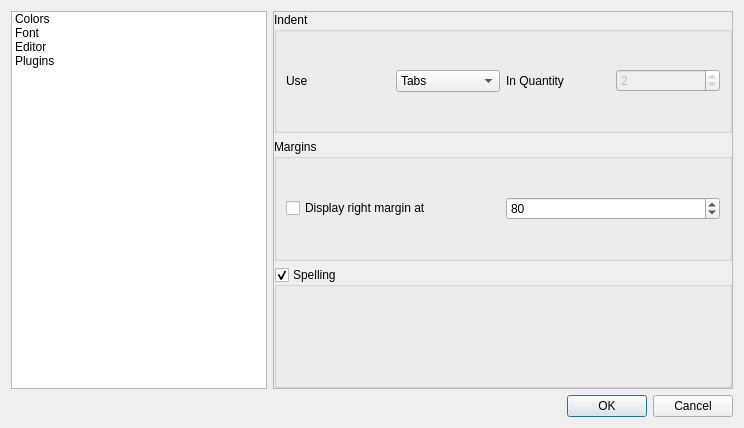
This is src/editor/settings.ui in igormironchik/markdown-tools as Qt 5 draws it before an edit. The edited form follows.
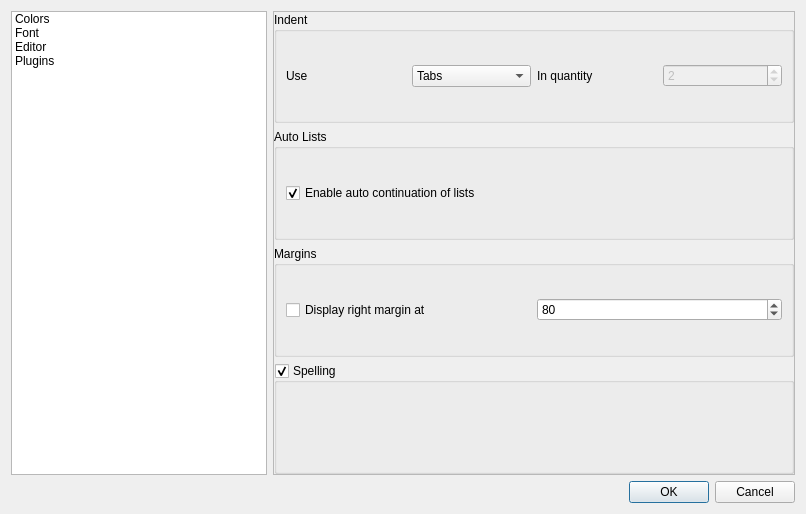
This is the edited form. Icons and pictures are not drawn. Custom widgets are drawn as their Qt base class.

Commit message: Implement auto continuation of lists. (#15)

The edit to the form file:
```diff
--- a/src/editor/settings.ui
+++ b/src/editor/settings.ui
@@ -6,16 +6,16 @@
    <rect>
     <x>0</x>
     <y>0</y>
-    <width>744</width>
-    <height>428</height>
+    <width>806</width>
+    <height>514</height>
    </rect>
   </property>
   <property name="windowTitle">
    <string>Settings</string>
   </property>
-  <layout class="QVBoxLayout" name="verticalLayout_2">
+  <layout class="QVBoxLayout" name="verticalLayout_4">
    <item>
-    <layout class="QHBoxLayout" name="horizontalLayout">
+    <layout class="QHBoxLayout" name="horizontalLayout_4">
      <item>
       <widget class="QListWidget" name="m_menu">
        <property name="sizePolicy">
@@ -99,11 +99,11 @@
              <rect>
               <x>0</x>
               <y>0</y>
-              <width>468</width>
-              <height>374</height>
+              <width>530</width>
+              <height>460</height>
              </rect>
             </property>
-            <layout class="QVBoxLayout" name="verticalLayout_4">
+            <layout class="QVBoxLayout" name="verticalLayout_2">
              <property name="leftMargin">
               <number>0</number>
              </property>
@@ -146,7 +146,7 @@
                 <item>
                  <widget class="QLabel" name="label_2">
                   <property name="text">
-                   <string>In Quantity</string>
+                   <string>In quantity</string>
                   </property>
                  </widget>
                 </item>
@@ -169,6 +169,25 @@
                </layout>
               </widget>
              </item>
+             <item>
+              <widget class="QGroupBox" name="groupBox_2">
+               <property name="title">
+                <string>Auto Lists</string>
+               </property>
+               <layout class="QHBoxLayout" name="horizontalLayout">
+                <item>
+                 <widget class="QCheckBox" name="m_autoListCheckBox">
+                  <property name="text">
+                   <string>Enable auto continuation of lists</string>
+                  </property>
+                  <property name="checked">
+                   <bool>true</bool>
+                  </property>
+                 </widget>
+                </item>
+               </layout>
+              </widget>
+             </item>
              <item>
               <widget class="QGroupBox" name="m_marginsGroup">
                <property name="title">
```
The commit also changes 8 other files.
